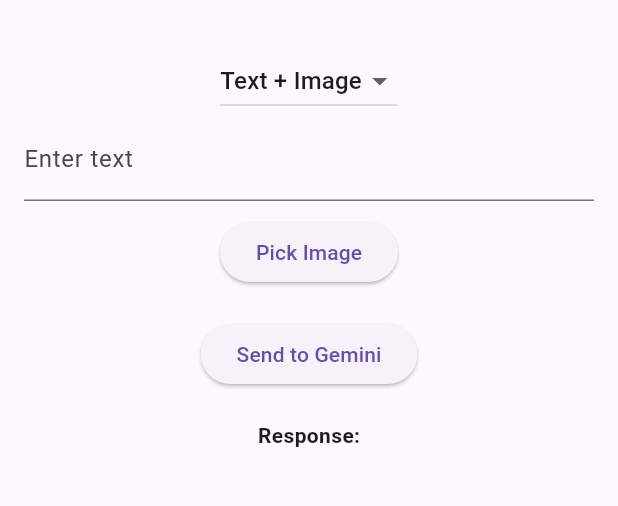
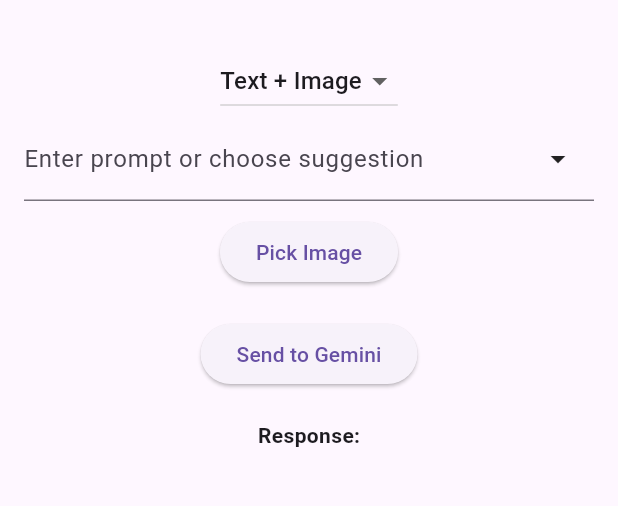
Before and after one commit to kaushambisharmagit/gemini_interaction, a Flutter app: the screen it shows after launch, on a phone screen of 412 x 824 dp, the part 63-569 px from its top. Run offline on Flutter 3.47's test engine with Material 3 defaults, Android fonts, the phone set to English and light mode, and no system bars; our stand-ins replace file_picker, flutter_tts.

Commit message:
audio response and input prompt suggestions

```diff
--- a/lib/main.dart
+++ b/lib/main.dart
@@ -4,6 +4,7 @@
 import 'package:flutter/material.dart';
 import 'package:file_picker/file_picker.dart';
 import 'package:http/http.dart' as http;
+import 'package:flutter_tts/flutter_tts.dart';
 
 void main() => runApp(const GeminiApp());
 
@@ -33,6 +34,57 @@
   String _mode = "Text + Image";
   bool _isLoading = false;
   String? _fileName;
+  bool _isSpeaking = false;
+
+  final FlutterTts _flutterTts = FlutterTts();
+
+  final List<String> _imagePrompts = [
+    "What is shown in this image?",
+    "Describe the scene in detail.",
+    "List all objects you can identify.",
+    "What emotions are visible in the image?",
+    "Is this image real or AI-generated?",
+    "What is the setting or location?",
+    "What is the person doing in this image?",
+    "What time of day does this image represent?",
+    "What style or art form is this image?",
+    "Summarize this image in one sentence."
+  ];
+
+  final List<String> _audioPrompts = [
+    "Transcribe the audio.",
+    "Summarize what is being said.",
+    "What is the speaker's emotion?",
+    "Is this a conversation or a monologue?",
+    "What language is being spoken?",
+    "What is the background noise?",
+    "Who might be speaking in this audio?",
+    "Is this a song or a speech?",
+    "What is the main topic of the audio?",
+    "What is the tone of the speaker?",
+    "Translate the audio to English."
+  ];
+
+  List<String> _currentPrompts = [];
+  String? _selectedPrompt;
+
+  @override
+  void initState() {
+    super.initState();
+    _currentPrompts = _imagePrompts;
+
+    _flutterTts.setCompletionHandler(() {
+      setState(() {
+        _isSpeaking = false;
+      });
+    });
+
+    _flutterTts.setCancelHandler(() {
+      setState(() {
+        _isSpeaking = false;
+      });
+    });
+  }
 
   Future<void> pickFile() async {
     FilePickerResult? result = await FilePicker.platform.pickFiles(
@@ -60,13 +112,19 @@
       setState(() {
         _file = file;
         _fileName = file.path.split('/').last;
-        _response = ""; // Clear previous response
+        _response = "";
       });
     }
   }
 
   Future<void> sendRequest() async {
     if (_file == null && _mode != "Audio Only") return;
+
+    await _flutterTts.stop();
+    setState(() {
+      _isSpeaking = false;
+      _response = "";
+    });
 
     if (kIsWeb) {
       setState(() {
@@ -117,6 +175,7 @@
           setState(() {
             _response = decoded['response'] ?? "No response field in JSON.";
           });
+          await _speakResponse(); // auto-play response
         } catch (e) {
           setState(() {
             _response = "Invalid JSON response: $responseBody";
@@ -138,6 +197,18 @@
     }
   }
 
+  Future<void> _speakResponse() async {
+    if (_response.isNotEmpty && !_isSpeaking) {
+      setState(() {
+        _isSpeaking = true;
+      });
+
+      await _flutterTts.setLanguage("en-US");
+      await _flutterTts.setPitch(1.0);
+      await _flutterTts.speak(_response);
+    }
+  }
+
   @override
   Widget build(BuildContext context) {
     return Scaffold(
@@ -154,14 +225,56 @@
                         child: Text(mode),
                       ))
                   .toList(),
-              onChanged: (value) => setState(() => _mode = value!),
+              onChanged: (value) async {
+                await _flutterTts.stop(); // stop any current speech
+                setState(() {
+                  _isSpeaking = false;
+                  _response = ""; // clear response
+                  _mode = value!;
+                  _selectedPrompt = null;
+                  _textController.clear();
+
+                  if (_mode == "Text + Image") {
+                    _currentPrompts = _imagePrompts;
+                  } else if (_mode == "Text + Audio") {
+                    _currentPrompts = _audioPrompts;
+                  } else {
+                    _currentPrompts = [];
+                  }
+                });
+              },
             ),
-            if (_mode != "Audio Only")
-              TextField(
-                controller: _textController,
-                decoration: const InputDecoration(labelText: "Enter text"),
+            if (_mode != "Audio Only") ...[
+              Stack(
+                alignment: Alignment.centerRight,
+                children: [
+                  TextField(
+                    controller: _textController,
+                    decoration: const InputDecoration(
+                      labelText: "Enter prompt or choose suggestion",
+                    ),
+                  ),
+                  PopupMenuButton<String>(
+                    icon: const Icon(Icons.arrow_drop_down),
+                    onSelected: (value) {
+                      setState(() {
+                        _textController.text = value;
+                        _selectedPrompt = value;
+                      });
+                    },
+                    itemBuilder: (context) {
+                      return _currentPrompts.map((prompt) {
+                        return PopupMenuItem<String>(
+                          value: prompt,
+                          child: Text(prompt),
+                        );
+                      }).toList();
+                    },
+                  ),
+                ],
               ),
-            const SizedBox(height: 10),
+              const SizedBox(height: 10),
+            ],
             ElevatedButton(
               onPressed: pickFile,
               child: Text(_mode == "Text + Image" ? "Pick Image" : "Pick Audio"),
@@ -173,13 +286,28 @@
               ),
             const SizedBox(height: 20),
             ElevatedButton(
-              onPressed: sendRequest,
-              child: _isLoading ? const CircularProgressIndicator() : const Text("Send to Gemini"),
+              onPressed: _isLoading ? null : sendRequest,
+              child: _isLoading
+                  ? const SizedBox(
+                      width: 24,
+                      height: 24,
+                      child: CircularProgressIndicator(strokeWidth: 2),
+                    )
+                  : const Text("Send to Gemini"),
             ),
             const SizedBox(height: 20),
-            const Text("Response:", style: TextStyle(fontWeight: FontWeight.bold)),
+                        const Text("Response:", style: TextStyle(fontWeight: FontWeight.bold)),
             const SizedBox(height: 10),
             Expanded(child: SingleChildScrollView(child: Text(_response))),
+            if (_response.isNotEmpty)
+              Padding(
+                padding: const EdgeInsets.only(top: 10),
+                child: ElevatedButton.icon(
+                  onPressed: _isSpeaking ? null : _speakResponse,
+                  icon: const Icon(Icons.volume_up),
+                  label: Text(_isSpeaking ? "Speaking..." : "Play Response"),
+                ),
+              ),
           ],
         ),
       ),
```
